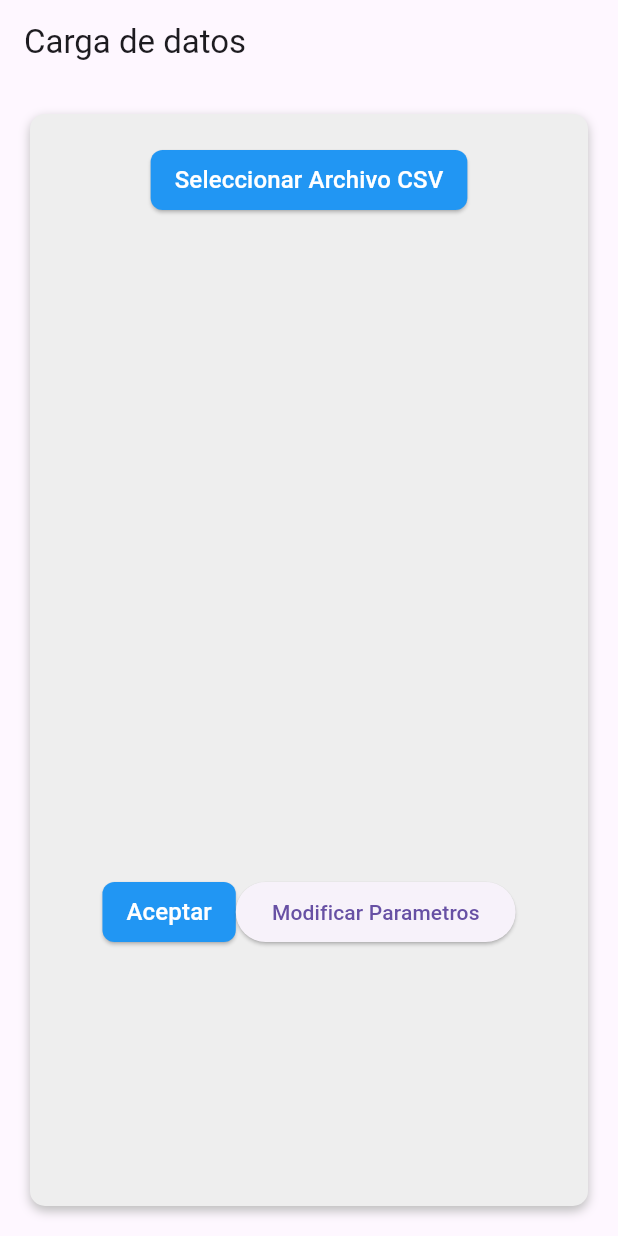
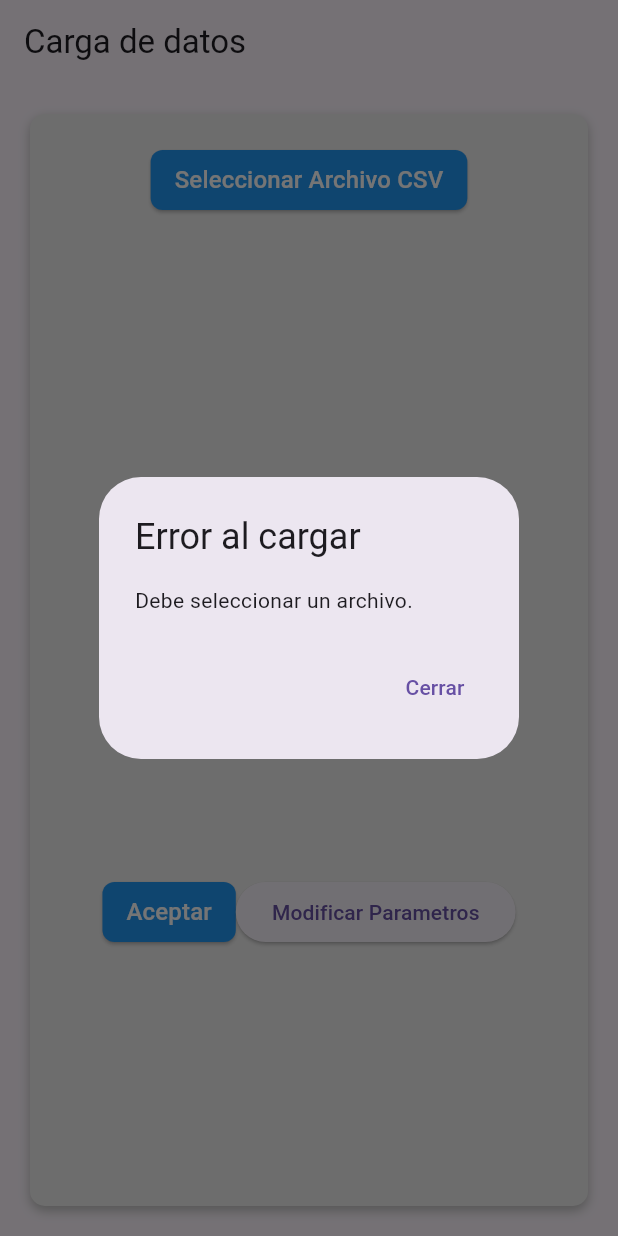
Before and after one commit to camilaezama/TF_SOM, a Flutter app: the screen it shows after launch, after a tap on "Aceptar", on a phone screen of 412 x 824 dp. Run offline on Flutter 3.47's test engine with Material 3 defaults, Android fonts, the phone set to English and light mode, and no system bars; our stand-ins replace csv, file_picker; missing offline and left inert: dart:html, hexagon.

Commit message:
Cambios en Home y Grid Page
Cambios en offset de grid y chequeo por archivo vacio en llamada a API. Agrego  funciones para Widgets.

```diff
--- a/lib/GrillasPage.dart
+++ b/lib/GrillasPage.dart
@@ -51,7 +51,7 @@ class _GrillasPageState extends State<GrillasPage>
 
     return Scaffold(
         appBar: AppBar(
-          title: const Text('Grillas Page'),
+          title: const Text('Grillas'),
         ),
         body: DefaultTabController(
           length: 3,
--- a/lib/HomePage.dart
+++ b/lib/HomePage.dart
@@ -29,7 +29,23 @@ class _HomePageState extends State<HomePage> {
         csvData = csvTable;
       });
     } else {
-      print('Invalid file type. Please select a CSV file.');
+      showDialog<void>(
+        context: context,
+        builder: (BuildContext context) {
+          return AlertDialog(
+            title: const Text('Archivo Invalido'),
+            content: const Text('Debe seleccionar un archivo CSV.'),
+            actions: [
+              TextButton(
+                onPressed: () {
+                  Navigator.of(context).pop(); // Cerrar el cuadro de diálogo
+                },
+                child: const Text('Cerrar'),
+              ),
+            ],
+          );
+        },
+      );
     }
   }
 
@@ -55,7 +71,7 @@ class _HomePageState extends State<HomePage> {
 
     return Scaffold(
       appBar: AppBar(
-        title: Text('Carga de datos'),
+        title: const Text('Carga de datos'),
       ),
       body: Padding(
         padding: const EdgeInsets.all(20.0),
@@ -95,58 +111,7 @@ class _HomePageState extends State<HomePage> {
                 ),
               ),
               (csvData.isNotEmpty)
-                  ? Expanded(
-                      child: Scrollbar(
-                        controller: vertical,
-                        thumbVisibility: true,
-                        trackVisibility: true,
-                        child: Scrollbar(
-                          controller: horizontal,
-                          thumbVisibility: true,
-                          trackVisibility: true,
-                          notificationPredicate: (notif) => notif.depth == 1,
-                          child: SingleChildScrollView(
-                            controller: vertical,
-                            scrollDirection: Axis.vertical,
-                            child: SingleChildScrollView(
-                              controller: horizontal,
-                              scrollDirection: Axis.horizontal,
-                              child: DataTable(
-                                columns: List.generate(
-                                  columnNames!.length,
-                                  (index) => DataColumn(
-                                      label: Text(columnNames![index])),
-                                ),
-                                rows: List.generate(
-                                  csvData.length - 1,
-                                  (rowIndex) => DataRow(
-                                    cells: List.generate(
-                                      columnNames!.length,
-                                      (cellIndex) {
-                                        String filaCompleta =
-                                            csvData[rowIndex + 1].toString();
-                                        String filaSinCorchetes = filaCompleta
-                                            .replaceAll(RegExp(r'\[|\]'), '');
-                                        List<String> lista =
-                                            filaSinCorchetes.split(';');
-                                        if (lista.length <= cellIndex) {
-                                          print(
-                                              'Error: No hay suficientes elementos en la fila $rowIndex');
-                                          return DataCell(Text('Error'));
-                                        }
-                                        return DataCell(
-                                          Text('${lista[cellIndex]}'),
-                                        );
-                                      },
-                                    ),
-                                  ),
-                                ),
-                              ),
-                            ),
-                          ),
-                        ),
-                      ),
-                    )
+                  ? mostrarArchivo(vertical, horizontal)
                   : const SizedBox(
                       height: 400.0,
                     ),
@@ -168,10 +133,10 @@ class _HomePageState extends State<HomePage> {
                             ),
                           ),
                           child: cargando
-                              ? CircularProgressIndicator()
+                              ? const CircularProgressIndicator()
                               : Text(
                                   botonAceptar,
-                                  style: TextStyle(fontSize: 16),
+                                  style: const TextStyle(fontSize: 16),
                                 )),
                       ElevatedButton(
                           onPressed: () {
@@ -188,7 +153,7 @@ class _HomePageState extends State<HomePage> {
                                         Navigator.of(context)
                                             .pop(); // Cerrar el cuadro de diálogo
                                       },
-                                      child: Text('Cerrar'),
+                                      child: const Text('Cerrar'),
                                     ),
                                   ],
                                 );
@@ -209,7 +174,7 @@ class _HomePageState extends State<HomePage> {
 
 //Esto se podria poner en mas funciones a medida que agreguemos mas parametros.
   Widget _parametrosConfigurables() {
-    return Container(
+    return SizedBox(
       width: _width * 0.5,
       height: _height * 0.5,
       child: const SingleChildScrollView(
@@ -305,9 +270,61 @@ class _HomePageState extends State<HomePage> {
     return result;
   }
 
+  Widget mostrarArchivo(vertical, horizontal) {
+    return Expanded(
+      child: Scrollbar(
+        controller: vertical,
+        thumbVisibility: true,
+        trackVisibility: true,
+        child: Scrollbar(
+          controller: horizontal,
+          thumbVisibility: true,
+          trackVisibility: true,
+          notificationPredicate: (notif) => notif.depth == 1,
+          child: SingleChildScrollView(
+            controller: vertical,
+            scrollDirection: Axis.vertical,
+            child: SingleChildScrollView(
+              controller: horizontal,
+              scrollDirection: Axis.horizontal,
+              child: DataTable(
+                columns: List.generate(
+                  columnNames!.length,
+                  (index) => DataColumn(label: Text(columnNames![index])),
+                ),
+                rows: List.generate(
+                  csvData.length - 1,
+                  (rowIndex) => DataRow(
+                    cells: List.generate(
+                      columnNames!.length,
+                      (cellIndex) {
+                        String filaCompleta = csvData[rowIndex + 1].toString();
+                        String filaSinCorchetes =
+                            filaCompleta.replaceAll(RegExp(r'\[|\]'), '');
+                        List<String> lista = filaSinCorchetes.split(';');
+                        if (lista.length <= cellIndex) {
+                          print(
+                              'Error: No hay suficientes elementos en la fila $rowIndex');
+                          return const DataCell(Text('Error'));
+                        }
+                        return DataCell(
+                          Text('${lista[cellIndex]}'),
+                        );
+                      },
+                    ),
+                  ),
+                ),
+              ),
+            ),
+          ),
+        ),
+      ),
+    );
+  }
+
   void _llamadaAPI() async {
     //Navigator.pushNamed(context, '/grillas');
-
+    if (csvData.isNotEmpty) {
       ByteData byteData = csvToByteData(csvData);
 
       String content = String.fromCharCodes(byteData.buffer.asUint8List());
@@ -316,16 +333,9 @@ class _HomePageState extends State<HomePage> {
       List<List<dynamic>> rows =
           const CsvToListConverter(eol: '\n', fieldDelimiter: ';')
               .convert(content);
-
-    //print(rows);
-
       List<Map<String, String>> result = convertRowsToMap(rows);
 
-    //print(result);
-
       String jsonResult = jsonEncode(result);
-
-    //print(jsonResult);
 
       try {
         var url = Uri.parse('http://localhost:7777' + '/json');
@@ -366,12 +376,6 @@ class _HomePageState extends State<HomePage> {
           // Agregar el par clave-valor al mapa final
           mapaRta[outerKey] = innerMapString;
         }
-
-      // print('\n\n\n');
-      // print('/////////////////////////// Mapa: ${mapaRta}');
-      // print('\n\n\n');
-      // print('/////////////////////////// Mapa Udist: ${mapaUdist}');
-      // print('\n\n\n');
         setState(() {
           //boton = 'La respuesta fue: ${response.body}';
           Navigator.pushNamed(
@@ -388,5 +392,24 @@ class _HomePageState extends State<HomePage> {
           botonAceptar = "Aceptar.";
         });
       }
+    } else {
+      showDialog<void>(
+        context: context,
+        builder: (BuildContext context) {
+          return AlertDialog(
+            title: const Text('Error al cargar'),
+            content: const Text('Debe seleccionar un archivo.'),
+            actions: [
+              TextButton(
+                onPressed: () {
+                  Navigator.of(context).pop(); // Cerrar el cuadro de diálogo
+                },
+                child: const Text('Cerrar'),
+              ),
+            ],
+          );
+        },
+      );
     }
   }
+}
--- a/lib/grillaCompleja.dart
+++ b/lib/grillaCompleja.dart
@@ -20,7 +20,7 @@ class _GrillaComplejaState extends State<GrillaCompleja> {
             height: 50.0,
             decoration: BoxDecoration(gradient: widget.gradiente)),
         InteractiveViewer(
-          child: HexagonOffsetGrid.evenPointy(
+          child: HexagonOffsetGrid.oddPointy(
             //color: Colors.yellow.shade100,
             padding: const EdgeInsets.only(
                 left: 250.0, top: 20.0, bottom: 10.0, right: 250.0),
@@ -33,7 +33,8 @@ class _GrillaComplejaState extends State<GrillaCompleja> {
                 String valorDistConPunto = valorDist.replaceAll(',', '.');
                 double valor = double.parse(valorDistConPunto);
                 return HexagonWidgetBuilder(
-                  color: getInterpolatedColor(valor, widget.gradiente, widget.dataMap),
+                  color: getInterpolatedColor(
+                      valor, widget.gradiente, widget.dataMap),
                   //color: getColorForValue(valor),
                   //generarColorAleatorioEnEspectro(), //row.isEven ? Colors.yellow : Colors.orangeAccent,
                   elevation: 0.0,
--- a/lib/grillaSimple.dart
+++ b/lib/grillaSimple.dart
@@ -50,7 +50,7 @@ class _GrillaSimpleState extends State<GrillaSimple> {
           Padding(
             padding: const EdgeInsets.all(40.0),
             child: InteractiveViewer(
-              child: HexagonOffsetGrid.evenPointy(
+              child: HexagonOffsetGrid.oddPointy(
                   //color: Colors.yellow.shade100,
                   // padding: const EdgeInsets.only(
                   //     left: 50.0, top: 50.0, bottom: 10.0, right: 100.0),
```
Lines whose indentation alone changed are shown as unchanged.
